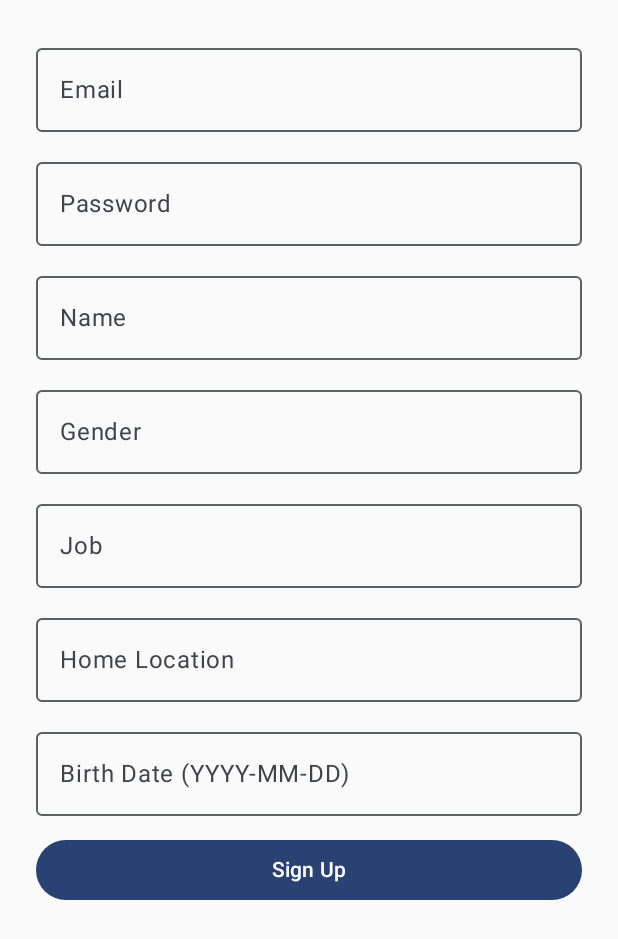
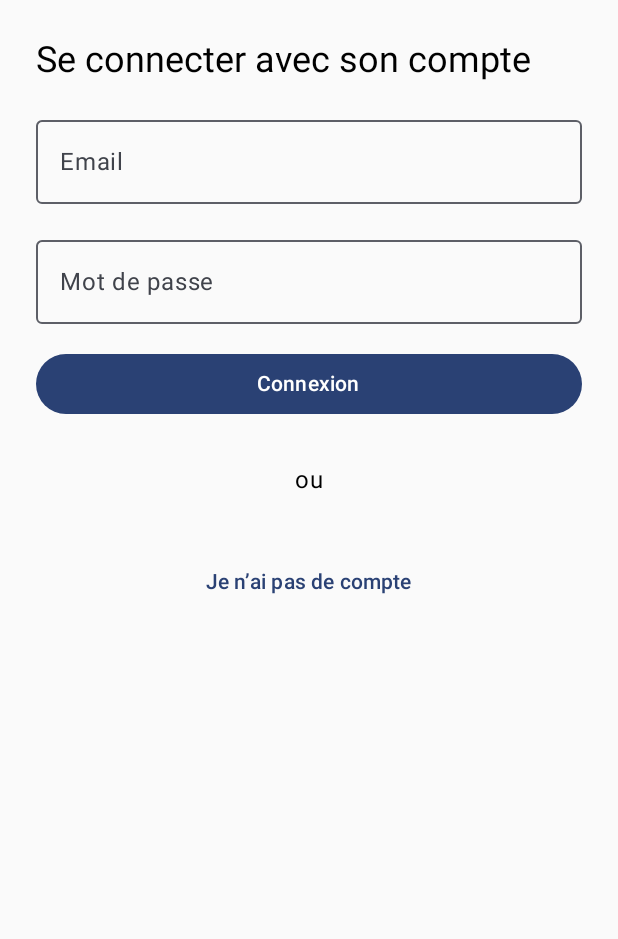
Before and after one commit to KarenKhou/SmartCloset, an Android app built with Jetpack Compose: the screen it shows after launch (MainActivity), on a phone screen of 412 x 824 dp. Shown: the top 939 px of the screen. Run offline under Robolectric (Android 15) with nearby library versions, the phone set to English and light mode, and no system bars; libraries missing offline, so code that uses them is left out: io.github.jan.supabase.

Commit message:
Gerer les navigations entre screens

```diff
--- a/app/build.gradle.kts
+++ b/app/build.gradle.kts
@@ -63,6 +63,8 @@ dependencies {
     implementation("io.ktor:ktor-client-android:3.1.1")
     implementation("io.github.jan-tennert.supabase:auth-kt")
     implementation("androidx.lifecycle:lifecycle-viewmodel-compose:2.6.2")
+    implementation("androidx.navigation:navigation-compose:2.7.7")
+
 
 
 }
--- a/app/src/main/java/com/example/tesy2/MainActivity.kt
+++ b/app/src/main/java/com/example/tesy2/MainActivity.kt
@@ -37,7 +37,10 @@ import androidx.compose.runtime.setValue
 import androidx.compose.ui.platform.LocalContext
 import androidx.compose.ui.unit.dp
 import androidx.lifecycle.lifecycleScope
+import androidx.navigation.compose.rememberNavController
 import com.example.tesy2.data.models.AppUser
+import com.example.tesy2.ui.navigation.AppNavHost
+import com.example.tesy2.ui.screens.SignInScreen
 import com.example.tesy2.ui.screens.SignUpScreen
 import io.github.jan.supabase.BuildConfig
 import io.github.jan.supabase.SupabaseClient
@@ -65,7 +68,8 @@ class MainActivity : ComponentActivity() {
 
         setContent {
             Tesy2Theme {
-                SignUpScreen()
+                val navController = rememberNavController()
+                AppNavHost(navController = navController)
             }
         }
     }
--- a/app/src/main/java/com/example/tesy2/data/repository/AuthRepository.kt
+++ b/app/src/main/java/com/example/tesy2/data/repository/AuthRepository.kt
@@ -28,4 +28,21 @@ class AuthRepository {
             false
         }
     }
+    suspend fun signIn(email: String, password: String): Boolean {
+        println("📤 Appel de signIn() dans AuthRepository")
+        return try {
+            supabase.auth.signInWith(Email) {
+                this.email = email
+                this.password = password
+            }
+
+            val user = supabase.auth.currentUserOrNull()
+            println("✅ Utilisateur connecté : ${user?.id}")
+            user != null
+        } catch (e: Exception) {
+            println("❌ Erreur de connexion : ${e.message}")
+            false
+        }
+    }
+
 }
--- /dev/null
+++ b/app/src/main/java/com/example/tesy2/ui/navigation/AppNavHost.kt
@@ -0,0 +1,26 @@
+package com.example.tesy2.ui.navigation
+
+import androidx.compose.runtime.Composable
+import androidx.navigation.NavHostController
+import androidx.navigation.compose.NavHost
+import androidx.navigation.compose.composable
+import com.example.tesy2.ui.screens.SignInScreen
+import com.example.tesy2.ui.screens.SignUpScreen
+
+@Composable
+fun AppNavHost(navController: NavHostController) {
+    NavHost(
+        navController = navController,
+        startDestination = "sign_in"
+    ) {
+        composable("sign_in") {
+            SignInScreen(navController = navController)
+        }
+
+        composable("sign_up") {
+            SignUpScreen(navController = navController)
+        }
+
+        // Tu pourras ajouter ici d'autres routes plus tard (home, profil, etc.)
+    }
+}
--- /dev/null
+++ b/app/src/main/java/com/example/tesy2/ui/screens/SignInScreen.kt
@@ -0,0 +1,91 @@
+package com.example.tesy2.ui.screens
+
+import android.widget.Toast
+import androidx.compose.foundation.layout.*
+import androidx.compose.material3.*
+import androidx.compose.runtime.*
+import androidx.compose.ui.Alignment
+import androidx.compose.ui.Modifier
+import androidx.compose.ui.graphics.Color
+import androidx.compose.ui.platform.LocalContext
+import androidx.compose.ui.unit.dp
+import androidx.lifecycle.viewmodel.compose.viewModel
+import androidx.navigation.NavController
+import com.example.tesy2.viewmodel.AuthViewModel
+
+@Composable
+fun SignInScreen(
+    modifier: Modifier = Modifier,
+    navController: NavController,
+
+    viewModel: AuthViewModel = viewModel()
+) {
+    val context = LocalContext.current
+
+    val email by viewModel.email.collectAsState()
+    val password by viewModel.password.collectAsState()
+    val signInSuccess by viewModel.signInSuccess.collectAsState()
+
+    // Afficher le résultat dans un toast
+    LaunchedEffect(signInSuccess) {
+        if (signInSuccess != null) {
+            Toast.makeText(
+                context,
+                if (signInSuccess == true) {
+                    "✅ Connexion réussie"
+                } else "❌ Connexion échouée",
+                Toast.LENGTH_LONG
+            ).show()
+        }
+    }
+
+    Column(
+        modifier = modifier
+            .fillMaxSize()
+            .padding(24.dp),
+        verticalArrangement = Arrangement.spacedBy(16.dp)
+    ) {
+        Text("Se connecter avec son compte", style = MaterialTheme.typography.headlineSmall)
+
+        OutlinedTextField(
+            value = email,
+            onValueChange = viewModel::onEmailChange,
+            label = { Text("Email") },
+            modifier = Modifier.fillMaxWidth(),
+            colors = OutlinedTextFieldDefaults.colors(focusedTextColor = Color.Black)
+        )
+
+        OutlinedTextField(
+            value = password,
+            onValueChange = viewModel::onPasswordChange,
+            label = { Text("Mot de passe") },
+            modifier = Modifier.fillMaxWidth(),
+            colors = OutlinedTextFieldDefaults.colors(focusedTextColor = Color.Black)
+        )
+
+        Button(
+            onClick = { viewModel.signIn() },
+            modifier = Modifier.fillMaxWidth()
+        ) {
+            Text("Connexion")
+        }
+        Text(
+            text = "ou",
+            modifier = Modifier
+                .padding(top = 12.dp)
+                .align(Alignment.CenterHorizontally)
+        )
+
+        TextButton(
+            onClick = {
+                navController.navigate("sign_up")
+            },
+            modifier = Modifier
+                .fillMaxWidth()
+                .padding(top = 16.dp)
+        ) {
+            Text("Je n’ai pas de compte")
+        }
+
+    }
+}
--- a/app/src/main/java/com/example/tesy2/ui/screens/SignUpScreen.kt
+++ b/app/src/main/java/com/example/tesy2/ui/screens/SignUpScreen.kt
@@ -6,15 +6,19 @@ import androidx.compose.foundation.layout.*
 import androidx.compose.material3.*
 import androidx.compose.runtime.*
 import androidx.compose.ui.Modifier
+import androidx.compose.ui.graphics.Color
 import androidx.compose.ui.platform.LocalContext
 import androidx.compose.ui.unit.dp
 import androidx.lifecycle.viewmodel.compose.viewModel
+import androidx.navigation.NavController
 import com.example.tesy2.viewmodel.AuthViewModel
 
 @Composable
 fun SignUpScreen(
     modifier: Modifier = Modifier,
-    viewModel: AuthViewModel = viewModel()
+    viewModel: AuthViewModel = viewModel(),
+    navController: NavController
+
 ) {
     val context = LocalContext.current
 
@@ -30,6 +34,7 @@ fun SignUpScreen(
     // Affiche un Toast si inscription réussie
     LaunchedEffect(signUpSuccess) {
         if (signUpSuccess) {
+            navController.navigate("sign_in")
             Toast.makeText(context, "✅ Inscription réussie !", Toast.LENGTH_LONG).show()
             // Tu peux rediriger ici si tu veux
         }
@@ -41,13 +46,14 @@ fun SignUpScreen(
             .padding(24.dp),
         verticalArrangement = Arrangement.spacedBy(12.dp)
     ) {
-        OutlinedTextField(value = email, onValueChange = viewModel::onEmailChange, label = { Text("Email") }, modifier = Modifier.fillMaxWidth())
-        OutlinedTextField(value = password, onValueChange = viewModel::onPasswordChange, label = { Text("Password") }, modifier = Modifier.fillMaxWidth())
-        OutlinedTextField(value = name, onValueChange = viewModel::onNameChange, label = { Text("Name") }, modifier = Modifier.fillMaxWidth())
-        OutlinedTextField(value = gender, onValueChange = viewModel::onGenderChange, label = { Text("Gender") }, modifier = Modifier.fillMaxWidth())
-        OutlinedTextField(value = job, onValueChange = viewModel::onJobChange, label = { Text("Job") }, modifier = Modifier.fillMaxWidth())
-        OutlinedTextField(value = location, onValueChange = viewModel::onLocationChange, label = { Text("Home Location") }, modifier = Modifier.fillMaxWidth())
-        OutlinedTextField(value = birthDate, onValueChange = viewModel::onBirthDateChange, label = { Text("Birth Date (YYYY-MM-DD)") }, modifier = Modifier.fillMaxWidth())
+        Text(text="SignUpScreen",modifier= Modifier.size(20.dp).padding(12.dp))
+        OutlinedTextField(value = email, onValueChange = viewModel::onEmailChange, label = { Text("Email") }, modifier = Modifier.fillMaxWidth(),colors = OutlinedTextFieldDefaults.colors(focusedTextColor = Color.Black))
+        OutlinedTextField(value = password, onValueChange = viewModel::onPasswordChange, label = { Text("Password") }, modifier = Modifier.fillMaxWidth(),colors = OutlinedTextFieldDefaults.colors(focusedTextColor = Color.Black))
+        OutlinedTextField(value = name, onValueChange = viewModel::onNameChange, label = { Text("Name") }, modifier = Modifier.fillMaxWidth(),colors = OutlinedTextFieldDefaults.colors(focusedTextColor = Color.Black))
+        OutlinedTextField(value = gender, onValueChange = viewModel::onGenderChange, label = { Text("Gender") }, modifier = Modifier.fillMaxWidth(),colors = OutlinedTextFieldDefaults.colors(focusedTextColor = Color.Black))
+        OutlinedTextField(value = job, onValueChange = viewModel::onJobChange, label = { Text("Job") }, modifier = Modifier.fillMaxWidth(),colors = OutlinedTextFieldDefaults.colors(focusedTextColor = Color.Black))
+        OutlinedTextField(value = location, onValueChange = viewModel::onLocationChange, label = { Text("Home Location") }, modifier = Modifier.fillMaxWidth(),colors = OutlinedTextFieldDefaults.colors(focusedTextColor = Color.Black))
+        OutlinedTextField(value = birthDate, onValueChange = viewModel::onBirthDateChange, label = { Text("Birth Date (YYYY-MM-DD)") }, modifier = Modifier.fillMaxWidth(),colors = OutlinedTextFieldDefaults.colors(focusedTextColor = Color.Black))
 
         Button(
             onClick = { println("📤 Click du boutton")
--- a/app/src/main/java/com/example/tesy2/viewmodel/AuthViewModel.kt
+++ b/app/src/main/java/com/example/tesy2/viewmodel/AuthViewModel.kt
@@ -6,6 +6,7 @@ import com.example.tesy2.data.models.AppUser
 import com.example.tesy2.data.repository.AuthRepository
 import kotlinx.coroutines.flow.MutableStateFlow
 import kotlinx.coroutines.flow.StateFlow
+import kotlinx.coroutines.flow.asStateFlow
 import kotlinx.coroutines.launch
 
 class AuthViewModel : ViewModel() {
@@ -36,13 +37,33 @@ class AuthViewModel : ViewModel() {
     private val _signUpSuccess = MutableStateFlow(false)
     val signUpSuccess: StateFlow<Boolean> = _signUpSuccess
 
-    fun onEmailChange(value: String) { _email.value = value }
-    fun onPasswordChange(value: String) { _password.value = value }
-    fun onNameChange(value: String) { _name.value = value }
-    fun onGenderChange(value: String) { _gender.value = value }
-    fun onJobChange(value: String) { _job.value = value }
-    fun onLocationChange(value: String) { _location.value = value }
-    fun onBirthDateChange(value: String) { _birthDate.value = value }
+    fun onEmailChange(value: String) {
+        _email.value = value
+    }
+
+    fun onPasswordChange(value: String) {
+        _password.value = value
+    }
+
+    fun onNameChange(value: String) {
+        _name.value = value
+    }
+
+    fun onGenderChange(value: String) {
+        _gender.value = value
+    }
+
+    fun onJobChange(value: String) {
+        _job.value = value
+    }
+
+    fun onLocationChange(value: String) {
+        _location.value = value
+    }
+
+    fun onBirthDateChange(value: String) {
+        _birthDate.value = value
+    }
 
     fun signUp() {
         viewModelScope.launch {
@@ -60,4 +81,17 @@ class AuthViewModel : ViewModel() {
             _signUpSuccess.value = success
         }
     }
+
+
+    private val _signInSuccess = MutableStateFlow<Boolean?>(null)
+    val signInSuccess: StateFlow<Boolean?> = _signInSuccess
+
+    fun signIn() {
+        println("📤 Appel de signIn() dans ViewModel")
+        viewModelScope.launch {
+            val success = repository.signIn(email.value, password.value)
+            println("✅ Résultat connexion: $success")
+            _signInSuccess.value = success
+        }
+    }
 }
```
